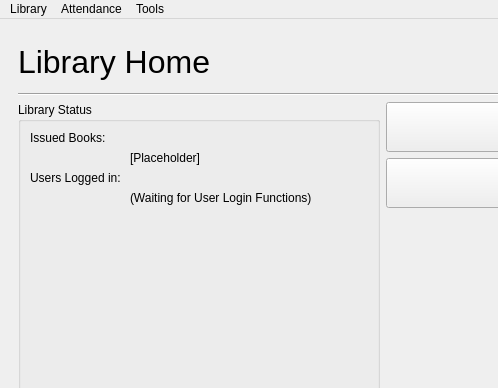
Above: mainlibrarywindow.ui from AJigsawnHalo/Aklatan before the change; both pictures show x 0 to 498 and y 0 to 388 of the 1010 by 583 pixel window. Below: the same form after it.
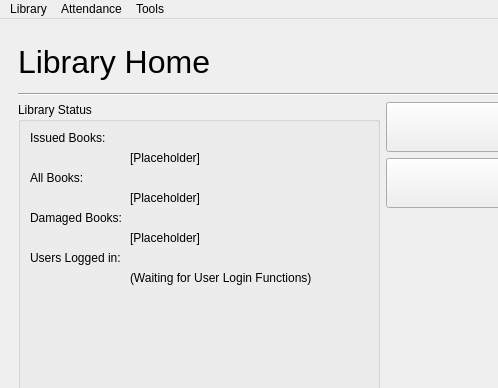
That is the form after the change.

Commit message: added Total and Damaged Books to Status

Diff of the .ui file:
```diff
--- a/mainlibrarywindow.ui
+++ b/mainlibrarywindow.ui
@@ -85,13 +85,6 @@
                  </property>
                 </widget>
                </item>
-               <item row="2" column="0">
-                <widget class="QLabel" name="label_26">
-                 <property name="text">
-                  <string>Users Logged in: </string>
-                 </property>
-                </widget>
-               </item>
                <item row="1" column="1">
                 <widget class="QLabel" name="labelIssued">
                  <property name="text">
@@ -99,13 +92,48 @@
                  </property>
                 </widget>
                </item>
+               <item row="2" column="0">
+                <widget class="QLabel" name="label_25">
+                 <property name="text">
+                  <string>All Books: </string>
+                 </property>
+                </widget>
+               </item>
                <item row="3" column="1">
+                <widget class="QLabel" name="labelAll">
+                 <property name="text">
+                  <string>[Placeholder]</string>
+                 </property>
+                </widget>
+               </item>
+               <item row="4" column="0">
+                <widget class="QLabel" name="label_28">
+                 <property name="text">
+                  <string>Damaged Books:</string>
+                 </property>
+                </widget>
+               </item>
+               <item row="6" column="0">
+                <widget class="QLabel" name="label_26">
+                 <property name="text">
+                  <string>Users Logged in: </string>
+                 </property>
+                </widget>
+               </item>
+               <item row="7" column="1">
                 <widget class="QLabel" name="labelLoggedIn">
                  <property name="text">
                   <string>(Waiting for User Login Functions)</string>
                  </property>
                 </widget>
                </item>
+               <item row="5" column="1">
+                <widget class="QLabel" name="labelDamage">
+                 <property name="text">
+                  <string>[Placeholder]</string>
+                 </property>
+                </widget>
+               </item>
               </layout>
              </widget>
             </item>
```
The commit also changes 1 other file.
